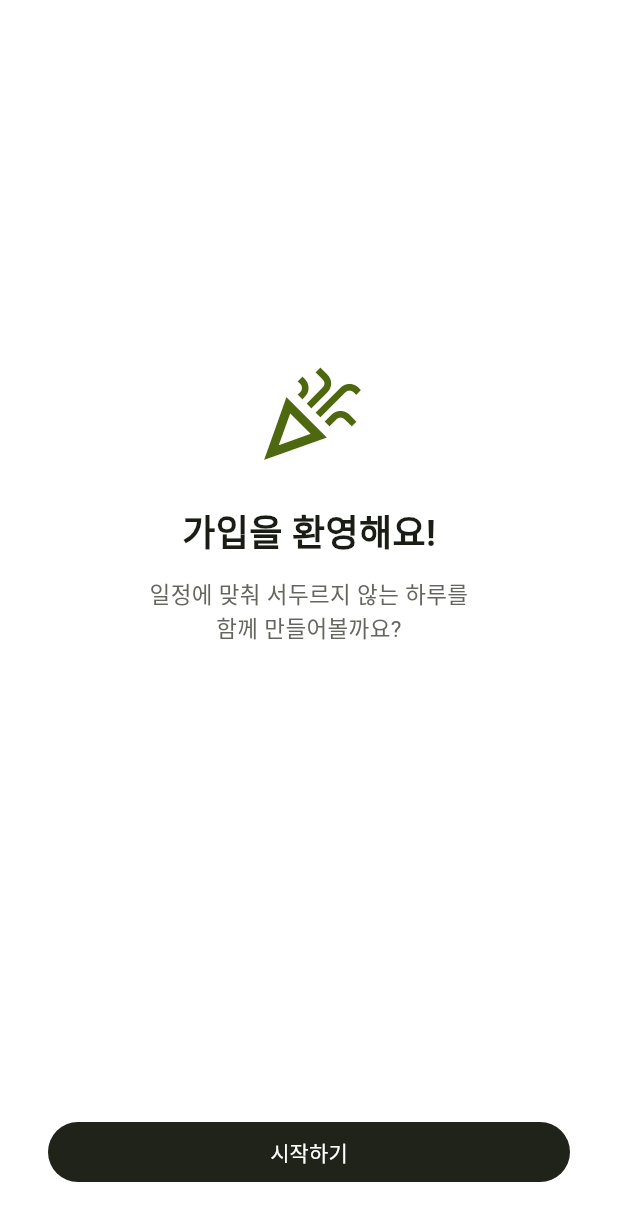
After one commit to 14thlikelion-centralthon-mju2team/FE, a Flutter app: the SignupCompleteScreen screen opened by its route, on a phone screen of 412 x 824 dp. The commit adds this screen. Shown: the top 1221 px of the screen. Run offline on Flutter 3.47's test engine with Material 3 defaults, Android fonts, the phone set to English and light mode, and no system bars; our stand-ins replace drift, firebase_core, firebase_messaging, flutter_local_notifications, flutter_riverpod, flutter_secure_storage and 8 more; missing offline and left inert: geofencing_api, kakao_map_sdk; accounts and stored records are empty; generated files the repository leaves out were written again; network calls fail.

Commit message:
feat: S-18/S-21/S-13/S-44 조건부 노출 + 온보딩 복귀 라우팅

```diff
--- /dev/null
+++ b/lib/screens/onboarding/signup_complete_screen.dart
@@ -0,0 +1,56 @@
+import "package:flutter/material.dart";
+import "package:go_router/go_router.dart";
+import "../../theme/ensom_colors.dart";
+
+/// S-18 가입 완료.
+/// BE 이메일 링크 방식 기준: 이메일 인증 후 사용자가 앱에서 로그인하면
+/// BE가 isNew=true를 반환한다. 로그인 분기에서 이 화면으로 보내고,
+/// [시작하기]를 누르면 S-03 준비 시간 온보딩으로 진행한다.
+/// 뒤로가기는 차단된다 — 가입 이전으로 돌아갈 수 없다.
+class SignupCompleteScreen extends StatelessWidget {
+  const SignupCompleteScreen({super.key});
+
+  @override
+  Widget build(BuildContext context) {
+    return PopScope(
+      canPop: false,
+      child: Scaffold(
+        body: SafeArea(
+          child: Padding(
+            padding: const EdgeInsets.all(32),
+            child: Column(
+              mainAxisAlignment: MainAxisAlignment.center,
+              children: [
+                const Spacer(flex: 2),
+                const Icon(
+                  Icons.celebration_outlined,
+                  size: 72,
+                  color: EnsomColors.limeInk,
+                ),
+                const SizedBox(height: 24),
+                const Text(
+                  "가입을 환영해요!",
+                  style: TextStyle(fontSize: 24, fontWeight: FontWeight.bold),
+                ),
+                const SizedBox(height: 12),
+                const Text(
+                  "일정에 맞춰 서두르지 않는 하루를\n함께 만들어볼까요?",
+                  textAlign: TextAlign.center,
+                  style: TextStyle(color: EnsomColors.inkMuted, fontSize: 15),
+                ),
+                const Spacer(flex: 3),
+                SizedBox(
+                  width: double.infinity,
+                  child: FilledButton(
+                    onPressed: () => context.go("/onboarding/prep-time"),
+                    child: const Text("시작하기"),
+                  ),
+                ),
+              ],
+            ),
+          ),
+        ),
+      ),
+    );
+  }
+}
```
Also changed, not shown: lib/core/secure_storage_service.dart (+11 -1 lines), lib/providers/auth_providers.dart (+10 -0 lines), lib/router/app_router.dart (+6 -1 lines), lib/screens/home/home_screen.dart (+10 -0 lines), lib/screens/home/widgets/arrival_result_card.dart (+10 -3 lines), lib/screens/onboarding/consent_detail_screen.dart (added, +52 -0 lines), lib/screens/onboarding/consent_screen.dart (+12 -1 lines).
